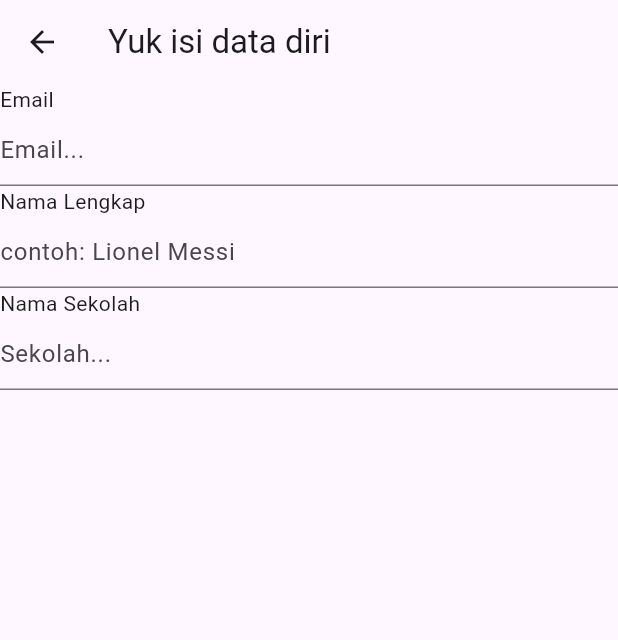
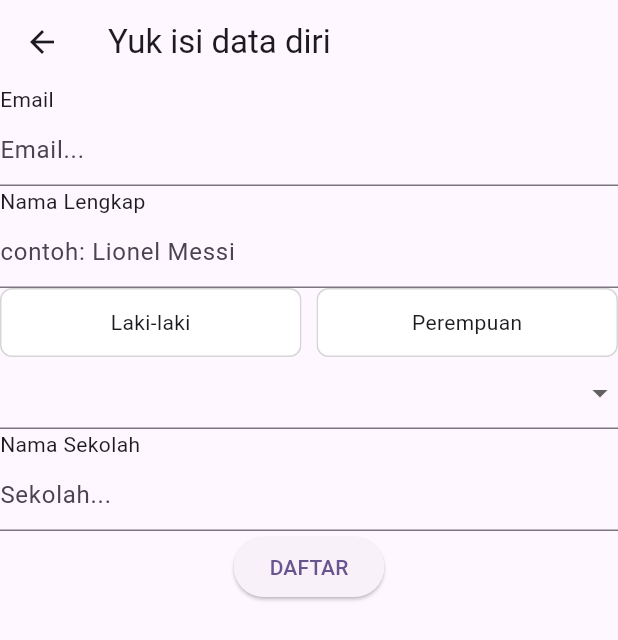
Before and after one commit to fikrirazzaq/edspert-17, a Flutter app: the RegistrationFormScreen screen opened by its route, on a phone screen of 412 x 824 dp. Shown: the top 640 px of the screen. Run offline on Flutter 3.47's test engine with Material 2 defaults, Android fonts, the phone set to English and light mode, and no system bars; our stand-ins replace dio, firebase_auth, firebase_core, get, google_sign_in; accounts and stored records are empty; network calls fail.

Commit message:
Authentication: Registration Form.

```diff
--- a/lib/presentation/screen/auth/registration_form_page.dart
+++ b/lib/presentation/screen/auth/registration_form_page.dart
@@ -1,5 +1,8 @@
 import 'package:flutter/material.dart';
+import 'package:get/get.dart';
 
+import 'auth_controller.dart';
+import 'widgets/select_gender_widget.dart';
 import 'widgets/widgets.dart';
 
 class RegistrationFormScreen extends StatelessWidget {
@@ -11,26 +14,54 @@ class RegistrationFormScreen extends StatelessWidget {
       appBar: AppBar(
         title: const Text('Yuk isi data diri'),
       ),
-      body: SingleChildScrollView(
+      body: GetBuilder<AuthController>(
+        builder: (controller) {
+          return SingleChildScrollView(
             child: Column(
               children: [
                 InputFieldWidget(
                   titleText: 'Email',
                   hintText: 'Email...',
-              controller: TextEditingController(),
+                  enabled: false,
+                  controller: TextEditingController(text: controller.currentSignedInEmail()),
                 ),
                 InputFieldWidget(
                   titleText: 'Nama Lengkap',
                   hintText: 'contoh: Lionel Messi',
-              controller: TextEditingController(),
+                  controller: controller.nameTextEditingController,
+                ),
+                SelectGenderWidget(
+                  gender: controller.gender,
+                  onSelectGender: (value) {
+                    controller.updateGender(value);
+                  },
+                ),
+                DropdownButtonFormField(
+                  value: controller.kelas,
+                  items: const [
+                    DropdownMenuItem(value: '10', child: Text('Kelas 10')),
+                    DropdownMenuItem(value: '11', child: Text('Kelas 11')),
+                    DropdownMenuItem(value: '12', child: Text('Kelas 12')),
+                  ],
+                  onChanged: (value) {
+                    controller.updateKelas(value!);
+                  },
                 ),
                 InputFieldWidget(
                   titleText: 'Nama Sekolah',
                   hintText: 'Sekolah...',
-              controller: TextEditingController(),
+                  controller: controller.schoolTextEditingController,
+                ),
+                ElevatedButton(
+                  onPressed: () {
+                    controller.onRegisterButtonPressed();
+                  },
+                  child: const Text('DAFTAR'),
                 ),
               ],
             ),
+          );
+        },
       ),
     );
   }
--- a/lib/presentation/screen/auth/splash_screen.dart
+++ b/lib/presentation/screen/auth/splash_screen.dart
@@ -1,6 +1,5 @@
 import 'package:flutter/material.dart';
 import 'package:get/get.dart';
-import 'package:learning/presentation/screen/auth/login_screen.dart';
 
 import '../../router/routes.dart';
 import 'auth_controller.dart';
@@ -24,8 +23,8 @@ class _SplashScreenState extends State<SplashScreen> {
           bool isRegistered = await controller.isUserRegistered();
           if (isRegistered) {
             Get.snackbar('Is Registered!', 'User registered');
-            Get.offAllNamed(Routes.homeScreen);
-            // Get.offAllNamed(Routes.registrationFormScreen);
+            // Get.offAllNamed(Routes.homeScreen);
+            Get.offAllNamed(Routes.registrationFormScreen);
           } else {
             Get.snackbar('Not Registered!', 'User is not registered');
             Get.offAllNamed(Routes.registrationFormScreen);
--- a/lib/presentation/screen/auth/widgets/input_field_widget.dart
+++ b/lib/presentation/screen/auth/widgets/input_field_widget.dart
@@ -4,11 +4,14 @@ class InputFieldWidget extends StatelessWidget {
   final String titleText;
   final TextEditingController controller;
   final String hintText;
+  final bool enabled;
+
   const InputFieldWidget({
     super.key,
     required this.titleText,
     required this.controller,
     required this.hintText,
+    this.enabled = true,
   });
 
   @override
@@ -20,6 +23,7 @@ class InputFieldWidget extends StatelessWidget {
         TextField(
           controller: controller,
           decoration: InputDecoration(hintText: hintText),
+          readOnly: !enabled,
         ),
       ],
     );
--- /dev/null
+++ b/lib/presentation/screen/auth/widgets/select_gender_widget.dart
@@ -0,0 +1,64 @@
+import 'package:flutter/material.dart';
+
+enum Gender {
+  lakiLaki(label: 'Laki-laki'),
+  perempuan(label: 'Perempuan');
+
+  final String label;
+
+  const Gender({required this.label});
+}
+
+class SelectGenderWidget extends StatelessWidget {
+  final String gender;
+  final Function(String) onSelectGender;
+
+  const SelectGenderWidget({super.key, required this.gender, required this.onSelectGender});
+
+  @override
+  Widget build(BuildContext context) {
+    return Row(
+      children: [
+        Expanded(
+          child: _buildOptionWidget(gender: Gender.lakiLaki),
+        ),
+        const SizedBox(width: 10),
+        Expanded(
+          child: _buildOptionWidget(gender: Gender.perempuan),
+        ),
+      ],
+    );
+  }
+
+  Material _buildOptionWidget({required Gender gender}) {
+    return Material(
+      type: MaterialType.transparency,
+      child: InkWell(
+        onTap: () {
+          onTap(gender);
+        },
+        borderRadius: BorderRadius.circular(8),
+        child: Ink(
+          padding: const EdgeInsets.symmetric(vertical: 12),
+          decoration: BoxDecoration(
+            color: isSelected(gender) ? Colors.blue.withOpacity(0.5) : Colors.white,
+            borderRadius: BorderRadius.circular(8),
+            border: Border.all(color: const Color(0xFFD6D6D6)),
+          ),
+          child: Text(
+            gender.label,
+            textAlign: TextAlign.center,
+          ),
+        ),
+      ),
+    );
+  }
+
+  bool isSelected(Gender value) {
+    return gender == value.label;
+  }
+
+  void onTap(Gender value) {
+    onSelectGender(value.label);
+  }
+}
```
Also changed, not shown: lib/presentation/screen/auth/auth_controller.dart (+41 -1 lines), pubspec.lock. Lines whose indentation alone changed are shown as unchanged.
